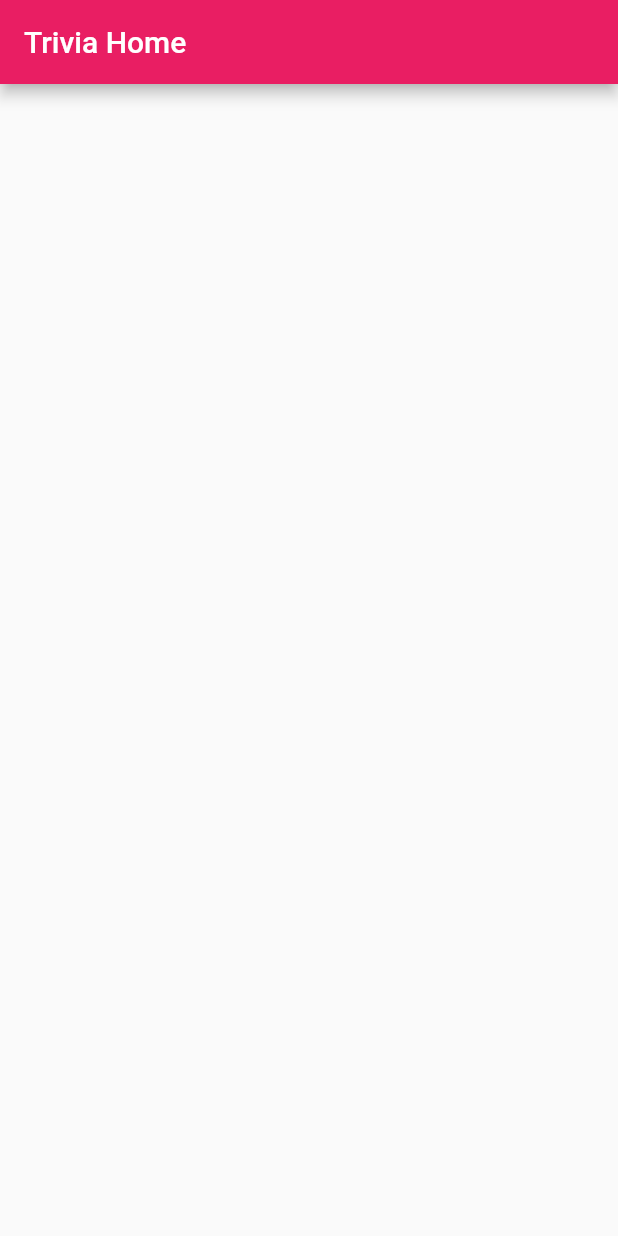
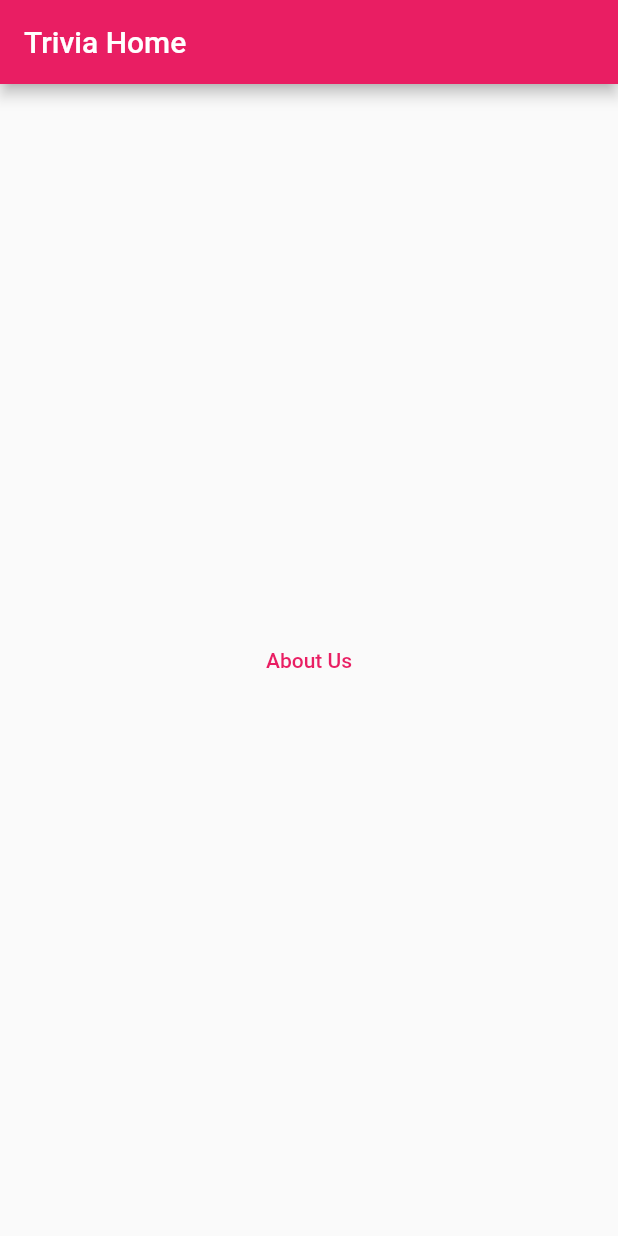
Before and after one commit to luanborrges/final_trivia, a Flutter app: the screen it shows after launch, on a phone screen of 412 x 824 dp. Run offline on Flutter 3.47's test engine with Material 2 defaults, Android fonts, the phone set to English and light mode, and no system bars.

Commit message:
habilitando navegação primaria

```diff
--- a/lib/view/home.dart
+++ b/lib/view/home.dart
@@ -1,3 +1,5 @@
+import 'package:final_project_mobile2/app/app_routes.dart';
+import 'package:final_project_mobile2/app/app_routes.dart';
 import 'package:flutter/material.dart';
 
 
@@ -20,8 +22,11 @@ class _MyHomePageState extends State<MyHomePage> {
         title: Text(widget.title),
       ),
       body: Center(
-        child:Text(
-          ''
+        child: TextButton(
+          child: Text('About Us'),
+          onPressed: () {
+            Navigator.pushNamed(context, AppRoutes.APP_ROUTE_ABOUT_US);
+          },
         ),
       ),
     );
```
Also changed, not shown: lib/app/app_routes.dart (added, +38 -0 lines).
